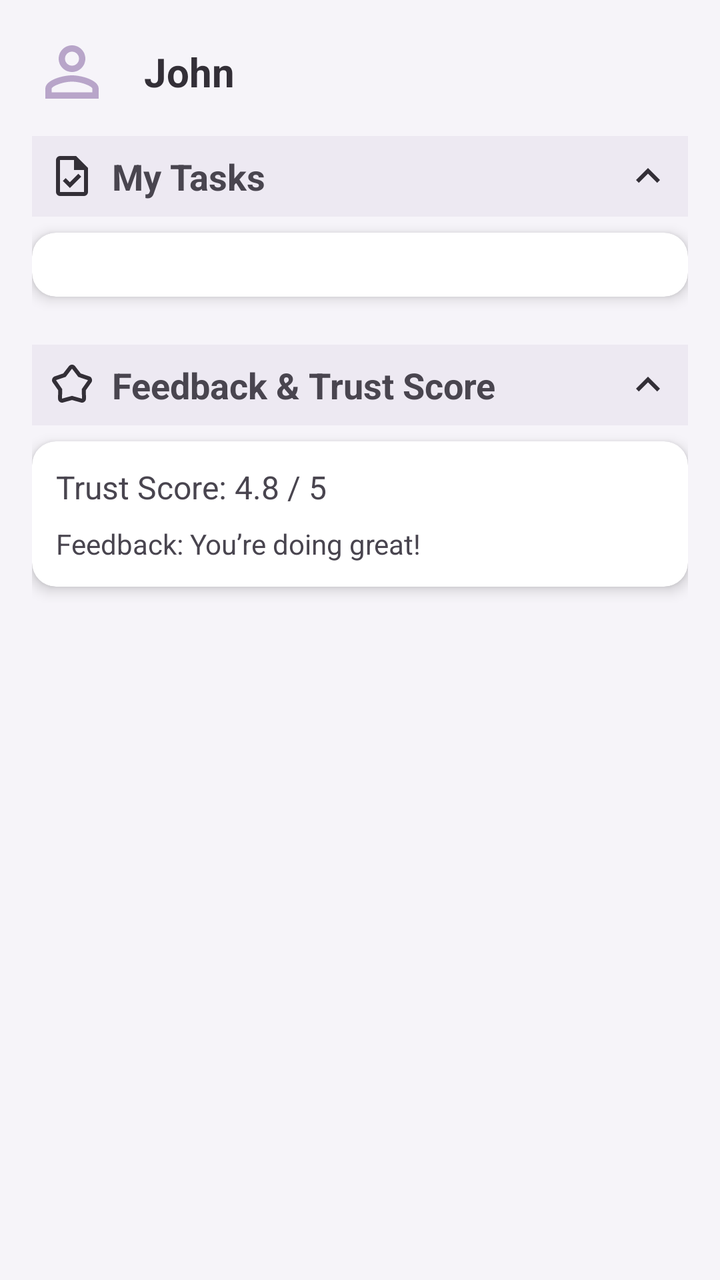
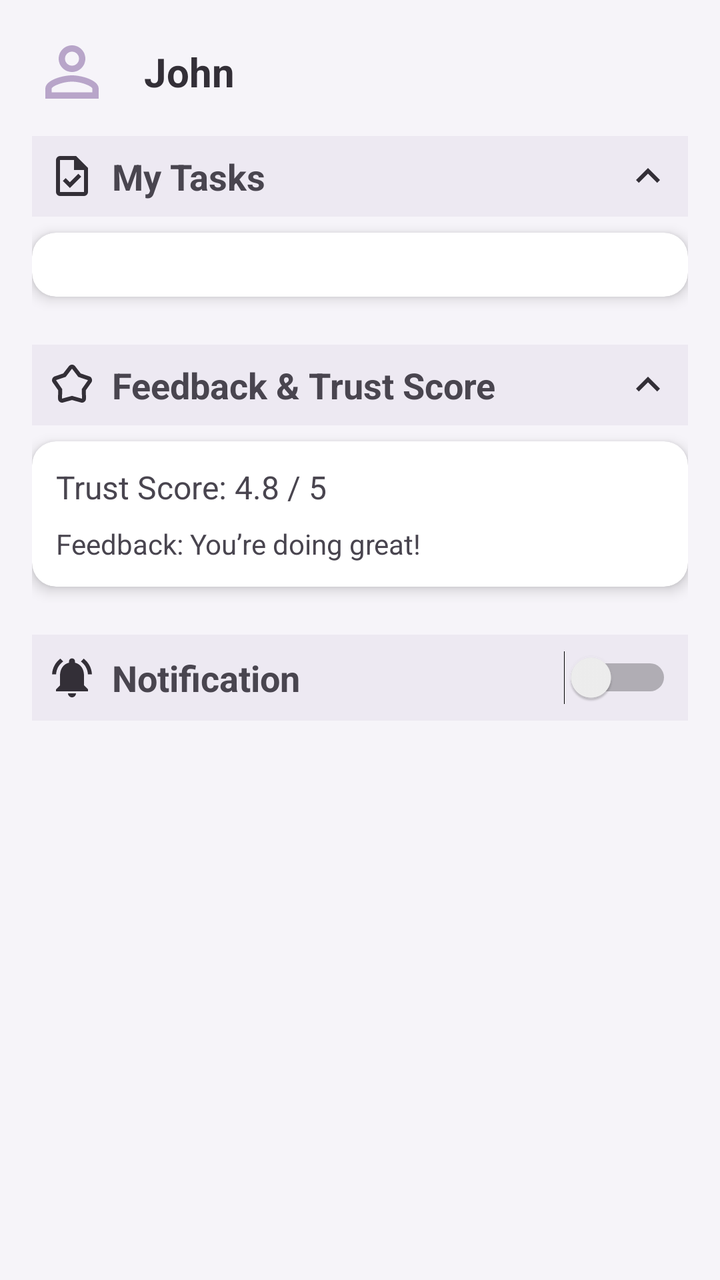

Before-and-after screenshots of an Android layout around one commit, followed by the original layout XML and the change that was made.
<!-- AndroidManifest.xml: application theme Theme.FureverHome -->
<!-- res/layout/fragment_volunteer_dashboard.xml -->
<ScrollView xmlns:android="http://schemas.android.com/apk/res/android"
    xmlns:app="http://schemas.android.com/apk/res-auto"
    android:layout_width="match_parent"
    android:layout_height="match_parent"
    android:padding="16dp"
    android:background="@color/md_theme_light_background">

    <LinearLayout
        android:layout_width="match_parent"
        android:layout_height="wrap_content"
        android:orientation="vertical">

        
        <LinearLayout
            android:layout_width="match_parent"
            android:layout_height="wrap_content"
            android:orientation="horizontal"
            android:gravity="center_vertical"
            android:paddingBottom="12dp">

            <ImageView
                android:id="@+id/userAvatar"
                android:layout_width="40dp"
                android:layout_height="40dp"
                android:src="@drawable/ic_avatar"
                android:contentDescription="@string/user_avatar_description"
                android:layout_marginEnd="8dp"
                app:tint="@color/md_theme_light_primary" />

            <TextView
                android:id="@+id/userName"
                android:layout_width="wrap_content"
                android:layout_height="wrap_content"
                android:text="@string/user_name"
                android:textStyle="bold"
                android:textSize="20sp"
                android:textColor="@color/md_theme_light_onSurface"
                android:layout_marginStart="8dp"/>
        </LinearLayout>

        
        <LinearLayout
            android:id="@+id/tasksSection"
            android:orientation="vertical"
            android:layout_width="match_parent"
            android:layout_height="wrap_content">

            
            <LinearLayout
                android:layout_width="match_parent"
                android:layout_height="wrap_content"
                android:orientation="horizontal"
                android:gravity="center_vertical"
                android:padding="8dp"
                android:background="@color/md_theme_light_surface"
                android:clickable="true"
                android:focusable="true">

                
                <ImageView
                    android:id="@+id/taskIcon"
                    android:layout_width="24dp"
                    android:layout_height="24dp"
                    android:src="@drawable/ic_task"
                    android:contentDescription="@string/task_icon_description"
                    app:tint="@color/md_theme_light_onSurface" />

                
                <TextView
                    android:layout_width="0dp"
                    android:layout_height="wrap_content"
                    android:layout_weight="1"
                    android:text="@string/my_tasks_title"
                    android:textStyle="bold"
                    android:textSize="18sp"
                    android:layout_marginStart="8dp"
                    android:layout_marginEnd="8dp"/>

                
                <ImageView
                    android:id="@+id/tasksToggleIcon"
                    android:layout_width="24dp"
                    android:layout_height="24dp"
                    android:src="@drawable/ic_arrow_up"
                    android:contentDescription="@string/toggle_arrow_description"
                    app:tint="@color/md_theme_light_onSurface"/>
            </LinearLayout>

            
            <LinearLayout
                android:id="@+id/tasksListContainer"
                android:layout_width="match_parent"
                android:layout_height="wrap_content"
                android:orientation="vertical"
                android:visibility="visible">

                
                <androidx.cardview.widget.CardView
                    android:layout_width="match_parent"
                    android:layout_height="wrap_content"
                    android:layout_marginVertical="8dp"
                    app:cardCornerRadius="12dp"
                    app:cardElevation="4dp">

                    
                    <androidx.recyclerview.widget.RecyclerView
                        android:id="@+id/recyclerView"
                        android:layout_width="match_parent"
                        android:layout_height="wrap_content"
                        android:layout_marginTop="16dp"
                        android:layout_marginBottom="16dp"/>
                </androidx.cardview.widget.CardView>
            </LinearLayout>
        </LinearLayout>

        
        <LinearLayout
            android:id="@+id/feedbackSection"
            android:orientation="vertical"
            android:layout_width="match_parent"
            android:layout_height="wrap_content"
            android:layout_marginTop="16dp">

            
            <LinearLayout
                android:layout_width="match_parent"
                android:layout_height="wrap_content"
                android:orientation="horizontal"
                android:gravity="center_vertical"
                android:padding="8dp"
                android:background="@color/md_theme_light_surface"
                android:clickable="true"
                android:focusable="true">

                
                <ImageView
                    android:id="@+id/feedbackIcon"
                    android:layout_width="24dp"
                    android:layout_height="24dp"
                    android:src="@drawable/ic_star"
                    android:contentDescription="@string/feedback_icon_description"
                    app:tint="@color/md_theme_light_onSurface" />

                
                <TextView
                    android:layout_width="0dp"
                    android:layout_height="wrap_content"
                    android:layout_weight="1"
                    android:text="@string/feedback_title"
                    android:textStyle="bold"
                    android:textSize="18sp"
                    android:layout_marginStart="8dp"
                    android:layout_marginEnd="8dp"/>

                
                <ImageView
                    android:id="@+id/feedbackToggleIcon"
                    android:layout_width="24dp"
                    android:layout_height="24dp"
                    android:src="@drawable/ic_arrow_up"
                    android:contentDescription="@string/toggle_arrow_description"
                    app:tint="@color/md_theme_light_onSurface"/>
            </LinearLayout>

            
            <LinearLayout
                android:id="@+id/feedbackContentContainer"
                android:layout_width="match_parent"
                android:layout_height="wrap_content"
                android:orientation="vertical"
                android:visibility="visible">

                
                <androidx.cardview.widget.CardView
                    android:layout_width="match_parent"
                    android:layout_height="wrap_content"
                    android:layout_marginVertical="8dp"
                    app:cardCornerRadius="12dp"
                    app:cardElevation="4dp">

                    <LinearLayout
                        android:layout_width="match_parent"
                        android:layout_height="wrap_content"
                        android:orientation="vertical"
                        android:padding="12dp">

                        <TextView
                            android:id="@+id/trustScore"
                            android:text="@string/trust_score"
                            android:textSize="16sp"
                            android:layout_width="match_parent"
                            android:layout_height="wrap_content" />

                        <TextView
                            android:id="@+id/feedback"
                            android:text="@string/feedback_value"
                            android:textSize="14sp"
                            android:layout_marginTop="8dp"
                            android:layout_width="match_parent"
                            android:layout_height="wrap_content" />
                    </LinearLayout>
                </androidx.cardview.widget.CardView>
            </LinearLayout>
        </LinearLayout>
    </LinearLayout>
</ScrollView>
<!-- resources referenced by this layout -->
<resources>
  <color name="md_theme_light_background">#F6F4F9</color>
  <color name="md_theme_light_onSurface">#332F37</color>
  <color name="md_theme_light_primary">#B8A5C9</color>
  <color name="md_theme_light_surface">#EDE9F2</color>
  <!-- drawable ic_arrow_up (drawable) -->
  <vector xmlns:android="http://schemas.android.com/apk/res/android" android:height="24dp" android:tint="#000000" android:viewportHeight="24" android:viewportWidth="24" android:width="24dp">
        
      <path android:fillColor="@android:color/white" android:pathData="M7.41,15.41L12,10.83l4.59,4.58L18,14l-6,-6 -6,6z"/>
      
  </vector>
  <!-- drawable ic_avatar (drawable) -->
  <vector xmlns:android="http://schemas.android.com/apk/res/android" android:height="24dp" android:tint="#000000" android:viewportHeight="24" android:viewportWidth="24" android:width="24dp">
        
      <path android:fillColor="@android:color/white" android:pathData="M12,5.9c1.16,0 2.1,0.94 2.1,2.1s-0.94,2.1 -2.1,2.1S9.9,9.16 9.9,8s0.94,-2.1 2.1,-2.1m0,9c2.97,0 6.1,1.46 6.1,2.1v1.1L5.9,18.1L5.9,17c0,-0.64 3.13,-2.1 6.1,-2.1M12,4C9.79,4 8,5.79 8,8s1.79,4 4,4 4,-1.79 4,-4 -1.79,-4 -4,-4zM12,13c-2.67,0 -8,1.34 -8,4v3h16v-3c0,-2.66 -5.33,-4 -8,-4z"/>
      
  </vector>
  <!-- drawable ic_task (drawable) -->
  <vector xmlns:android="http://schemas.android.com/apk/res/android"
      android:width="24dp"
      android:height="24dp"
      android:viewportWidth="960"
      android:viewportHeight="960">
    <path
        android:pathData="m438,720 l226,-226 -58,-58 -169,169 -84,-84 -57,57 142,142ZM240,880q-33,0 -56.5,-23.5T160,800v-640q0,-33 23.5,-56.5T240,80h320l240,240v480q0,33 -23.5,56.5T720,880L240,880ZM520,360v-200L240,160v640h480v-440L520,360ZM240,160v200,-200 640,-640Z"
        android:fillColor="#1f1f1f"/>
  </vector>
  <string name="feedback_icon_description">Icon representing feedback</string>
  <string name="feedback_title">Feedback &amp; Trust Score</string>
  <string name="feedback_value">Feedback: You’re doing great!</string>
  <string name="my_tasks_title">My Tasks</string>
  <string name="task_icon_description">Icon representing a task</string>
  <string name="toggle_arrow_description">Toggle visibility of section</string>
  <string name="trust_score">Trust Score: 4.8 / 5</string>
  <string name="user_avatar_description">User avatar</string>
  <string name="user_name">John</string>
  <color name="md_theme_light_onPrimary">#FFFFFF</color>
  <color name="md_theme_light_secondary">#CBBCCF</color>
  <color name="md_theme_light_onSecondary">#403843</color>
  <color name="md_theme_light_onBackground">#2D2B30</color>
  <color name="md_theme_light_error">#DDA6A1</color>
  <color name="md_theme_light_onError">#FFFFFF</color>
  <color name="md_theme_light_outline">#A89AB3</color>
  <style name="CustomBottomNav" parent="Widget.Material3.BottomNavigationView">
           <item name="android:background">@color/md_theme_light_surface</item>
           <item name="android:itemBackground">@color/md_theme_light_primary</item>
       </style>
  <!-- unchanged entries left out for length: 2 -->
</resources>

<!-- the commit's change to res/layout/fragment_volunteer_dashboard.xml (unified diff, before → after) -->
@@ -202,5 +202,53 @@
                 </androidx.cardview.widget.CardView>
             </LinearLayout>
         </LinearLayout>
+
+        
+        <LinearLayout
+            android:id="@+id/notificationSection"
+            android:orientation="vertical"
+            android:layout_width="match_parent"
+            android:layout_height="wrap_content"
+            android:layout_marginTop="16dp">
+
+            
+            <LinearLayout
+                android:layout_width="match_parent"
+                android:layout_height="wrap_content"
+                android:orientation="horizontal"
+                android:gravity="center_vertical"
+                android:padding="8dp"
+                android:background="@color/md_theme_light_surface"
+                android:clickable="true"
+                android:focusable="true">
+
+                
+                <ImageView
+                    android:id="@+id/notificationIcon"
+                    android:layout_width="24dp"
+                    android:layout_height="24dp"
+                    android:src="@drawable/ic_notification"
+                    android:contentDescription="@string/notification_icon_description"
+                    app:tint="@color/md_theme_light_onSurface" />
+
+                
+                <TextView
+                    android:layout_width="0dp"
+                    android:layout_height="wrap_content"
+                    android:layout_weight="1"
+                    android:text="@string/notification_title"
+                    android:textStyle="bold"
+                    android:textSize="18sp"
+                    android:layout_marginStart="8dp"
+                    android:layout_marginEnd="8dp"/>
+
+                
+                <Switch
+                    android:id="@+id/notificationSwitch"
+                    android:layout_width="wrap_content"
+                    android:layout_height="wrap_content"
+                    android:checked="false" />
+            </LinearLayout>
+        </LinearLayout>
     </LinearLayout>
 </ScrollView>
<!-- resource entries referenced after the edit -->
@@ -16,6 +16,12 @@
       <path android:fillColor="@android:color/white" android:pathData="M12,5.9c1.16,0 2.1,0.94 2.1,2.1s-0.94,2.1 -2.1,2.1S9.9,9.16 9.9,8s0.94,-2.1 2.1,-2.1m0,9c2.97,0 6.1,1.46 6.1,2.1v1.1L5.9,18.1L5.9,17c0,-0.64 3.13,-2.1 6.1,-2.1M12,4C9.79,4 8,5.79 8,8s1.79,4 4,4 4,-1.79 4,-4 -1.79,-4 -4,-4zM12,13c-2.67,0 -8,1.34 -8,4v3h16v-3c0,-2.66 -5.33,-4 -8,-4z"/>
       
   </vector>
+  <!-- drawable ic_notification (drawable) -->
+  <vector xmlns:android="http://schemas.android.com/apk/res/android" android:height="24dp" android:tint="#000000" android:viewportHeight="24" android:viewportWidth="24" android:width="24dp">
+        
+      <path android:fillColor="@android:color/white" android:pathData="M7.58,4.08L6.15,2.65C3.75,4.48 2.17,7.3 2.03,10.5h2c0.15,-2.65 1.51,-4.97 3.55,-6.42zM19.97,10.5h2c-0.15,-3.2 -1.73,-6.02 -4.12,-7.85l-1.42,1.43c2.02,1.45 3.39,3.77 3.54,6.42zM18,11c0,-3.07 -1.64,-5.64 -4.5,-6.32L13.5,4c0,-0.83 -0.67,-1.5 -1.5,-1.5s-1.5,0.67 -1.5,1.5v0.68C7.63,5.36 6,7.92 6,11v5l-2,2v1h16v-1l-2,-2v-5zM12,22c0.14,0 0.27,-0.01 0.4,-0.04 0.65,-0.14 1.18,-0.58 1.44,-1.18 0.1,-0.24 0.15,-0.5 0.15,-0.78h-4c0.01,1.1 0.9,2 2.01,2z"/>
+      
+  </vector>
   <!-- drawable ic_task (drawable) -->
   <vector xmlns:android="http://schemas.android.com/apk/res/android"
       android:width="24dp"
@@ -30,6 +36,8 @@
   <string name="feedback_title">Feedback &amp; Trust Score</string>
   <string name="feedback_value">Feedback: You’re doing great!</string>
   <string name="my_tasks_title">My Tasks</string>
+  <string name="notification_icon_description">Icon representing notification</string>
+  <string name="notification_title">Notification</string>
   <string name="task_icon_description">Icon representing a task</string>
   <string name="toggle_arrow_description">Toggle visibility of section</string>
   <string name="trust_score">Trust Score: 4.8 / 5</string>
